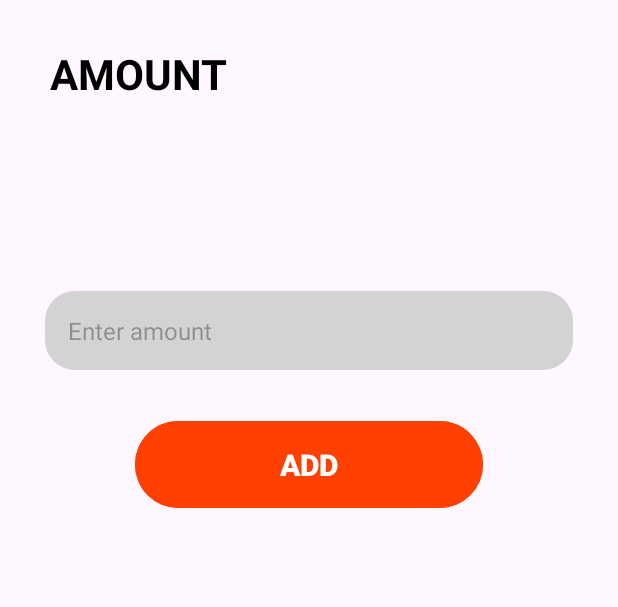
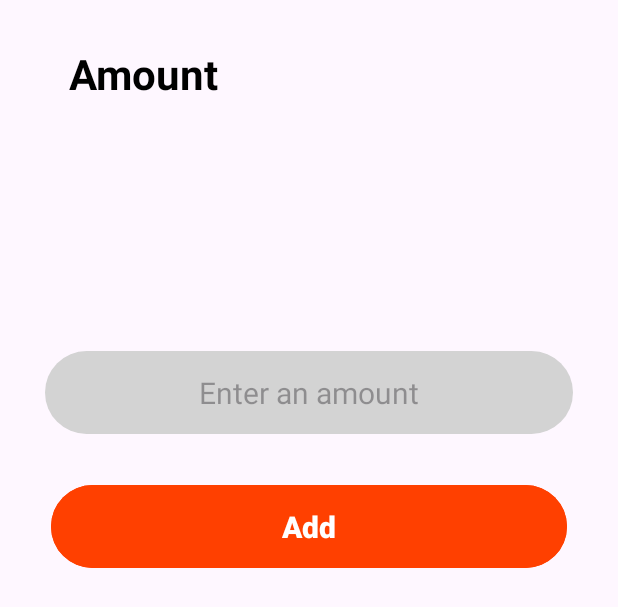
Before and after one commit to Jack-Willder/Family-Budget-Manager, an Android app: the layout amount.xml on its own in the app's theme, with its tools: preview values and no code run, on a phone screen of 412 x 824 dp. Shown: the top 607 px of the screen. Run offline under Robolectric (Android 15) with nearby library versions, the phone set to English and light mode, and no system bars.

Commit message:
essential changes

```diff
--- a/app/src/main/res/drawable/gray_input_bg.xml
+++ b/app/src/main/res/drawable/gray_input_bg.xml
@@ -1,5 +1,5 @@
 <?xml version="1.0" encoding="utf-8"?>
 <shape xmlns:android="http://schemas.android.com/apk/res/android">
     <solid android:color="#D3D3D3" />   <!-- Light gray background -->
-    <corners android:radius="20dp" />   <!-- Rounded corners -->
+    <corners android:radius="45dp" />   <!-- Rounded corners -->
 </shape>
--- a/app/src/main/res/layout/amount.xml
+++ b/app/src/main/res/layout/amount.xml
@@ -12,8 +12,8 @@
         android:layout_width="wrap_content"
         android:layout_height="wrap_content"
         android:layout_marginBottom="16dp"
-        android:layout_marginRight="110dp"
-        android:text="AMOUNT "
+        android:layout_marginEnd="110dp"
+        android:text="Amount"
         android:textColor="#000000"
         android:textSize="28sp"
         android:textStyle="bold" />
@@ -22,26 +22,26 @@
         android:id="@+id/amountInput"
         android:layout_width="match_parent"
         android:layout_height="wrap_content"
-        android:hint="Enter amount"
+        android:hint="Enter an amount"
         android:background="@drawable/gray_input_bg"
-        android:padding="15dp"
-        android:textSize="16sp"
-        android:layout_marginTop="110sp"
-
+        android:padding="14dp"
+        android:textSize="20sp"
+        android:layout_gravity="center"
+        android:layout_marginTop="150sp"
+        android:gravity="center"
         android:layout_marginBottom="30dp" />
 
     <Button
         android:id="@+id/addButton"
         android:layout_width="match_parent"
         android:layout_height="wrap_content"
-        android:text="ADD"
+        android:text="Add"
         android:textColor="#FFFFFF"
         android:textStyle="bold"
         android:textSize="20sp"
         android:backgroundTint="@color/ui_orange"
-        android:paddingTop="15dp"
-        android:paddingBottom="15dp"
-        android:layout_marginHorizontal="60dp" />
+        android:padding="14dp"
+        android:layout_marginHorizontal="4dp" />
 
 
 </LinearLayout>
--- a/app/src/main/res/layout/card.xml
+++ b/app/src/main/res/layout/card.xml
@@ -1,6 +1,6 @@
 <?xml version="1.0" encoding="utf-8"?>
 <LinearLayout xmlns:android="http://schemas.android.com/apk/res/android"
-    android:layout_width="wrap_content"
+    android:layout_width="120dp"
     android:layout_height="wrap_content"
     android:layout_columnWeight="1"
     android:orientation="vertical"
@@ -20,7 +20,7 @@
         android:layout_width="wrap_content"
         android:layout_height="wrap_content"
         android:layout_gravity="center"
-        android:text="KUMAR"
+        android:text="Kumar"
         android:textColor="#FFFFFF"
         android:textSize="30sp"
         android:textStyle="bold" />
--- a/app/src/main/res/layout/landing.xml
+++ b/app/src/main/res/layout/landing.xml
@@ -21,7 +21,7 @@
         <TextView
             android:layout_width="wrap_content"
             android:layout_height="wrap_content"
-            android:text="NOVAMBER"
+            android:text="NOVEMBER"
             android:textStyle="bold"
             android:textSize="18sp"
             android:textColor="#000000"/>
--- a/app/src/main/res/layout/splash_screen.xml
+++ b/app/src/main/res/layout/splash_screen.xml
@@ -15,8 +15,7 @@
         android:layout_height="100dp"
         android:layout_gravity="center"
         android:contentDescription="@string/app_title"
-        android:src="@drawable/ic_money"
-        android:scaleType="fitXY" />
+        android:src="@mipmap/app_logo" />
     <TextView
         android:id="@+id/tv_app_name"
         android:textColor="#FFFFFF"
@@ -25,6 +24,7 @@
         android:layout_height="wrap_content"
         android:layout_gravity="center"
         android:layout_width="wrap_content"
+        android:layout_marginTop="20dp"
         android:text="@string/app_title" />
     <LinearLayout
         android:layout_width="wrap_content"
--- a/app/src/main/res/values/avatar_sample_background.xml
+++ /dev/null
@@ -1,4 +0,0 @@
-<?xml version="1.0" encoding="utf-8"?>
-<resources>
-    <color name="avatar_sample_background">#3DDC84</color>
-</resources>
--- a/app/src/main/res/values/colors.xml
+++ b/app/src/main/res/values/colors.xml
@@ -6,4 +6,5 @@
     <color name="ui_dark_card_background">#404040</color>
     <color name="ui_background">#FFFFFF</color>
     <color name="ui_orange">#FF4000</color>
+    <color name="avatar_sample_background">#3DDC84</color>
 </resources>
```
Also changed, not shown: app/src/main/AndroidManifest.xml (+6 -2 lines), app/src/main/java/com/visuware/family_budget_manager/MainActivity.java (+5 -2 lines), app/src/main/res/layout/activity_main.xml (+63 -0 lines), app/src/main/res/layout/splashscreen.xml (deleted, +0 -34 lines), app/src/main/res/layout/whospent.xml (deleted, +0 -77 lines).
